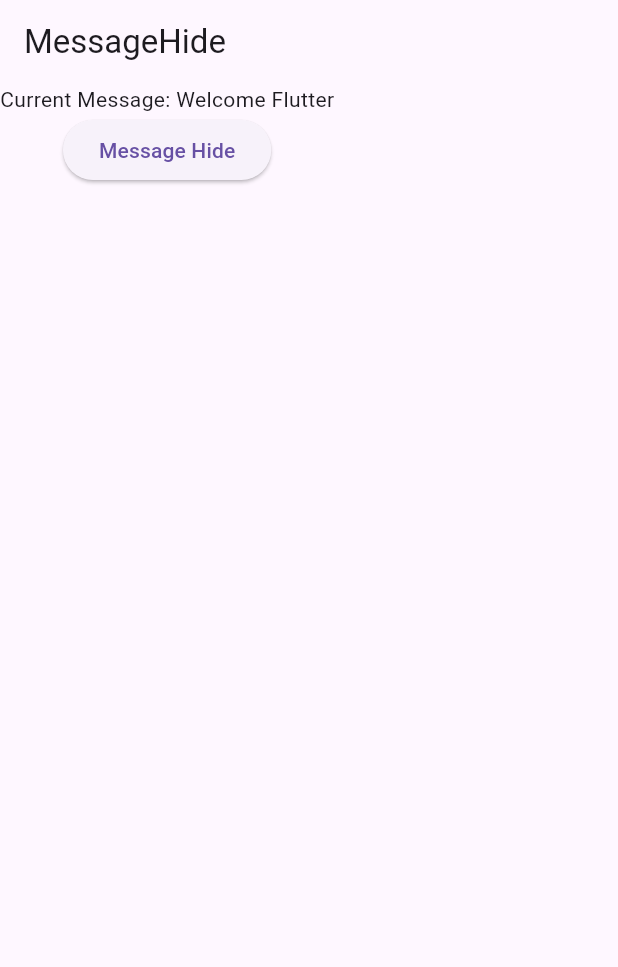
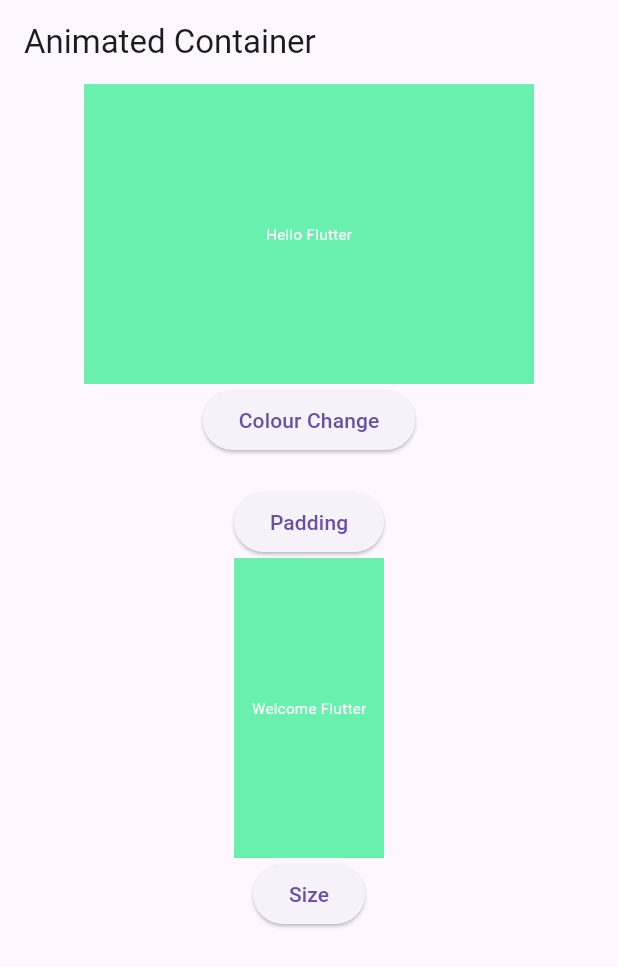
Before and after one commit to sombir0381/partice_ptojects, a Flutter app: the screen it shows after launch, on a phone screen of 412 x 824 dp. Shown: the top 967 px of the screen. Run offline on Flutter 3.47's test engine with Material 3 defaults, Android fonts, the phone set to English and light mode, and no system bars; our stand-ins replace geolocator, image_picker, permission_handler, shared_preferences.

Commit message:
Animation partice

```diff
--- /dev/null
+++ b/lib/Animations/Animated_Container.dart
@@ -0,0 +1,99 @@
+import 'package:flutter/material.dart';
+
+class Animated_Container extends StatefulWidget {
+  const Animated_Container({super.key});
+
+  @override
+  State<Animated_Container> createState() => _Animated_ContainerState();
+}
+
+class _Animated_ContainerState extends State<Animated_Container> {
+  bool isAnimated=false ;
+  bool isSize=false;
+  bool isPadding=false;
+  @override
+  Widget build(BuildContext context) {
+    return Scaffold(
+      appBar: AppBar(
+        title: Text("Animated Container"),
+      ),
+
+      body: Column(
+        children: [
+          Center(
+            child: AnimatedContainer
+              (duration: const Duration(seconds: 1),
+              curve: Curves.easeInOut,
+              height: 200,
+             width: 300,
+              decoration: BoxDecoration(
+                color: isAnimated?Colors.teal:Colors.greenAccent,
+                borderRadius: BorderRadius.circular(isAnimated?50:0)
+
+              ),child: Center(
+                child: Text("Hello Flutter",
+                 style: TextStyle(
+                   fontSize:isAnimated?20:10,
+                   color: Colors.white
+                 ),
+                ),
+              ),
+            )
+
+          ),
+          ElevatedButton(onPressed: (){
+            setState(() {
+              isAnimated=!isAnimated;
+            });
+          },
+              child: Text("Colour Change")),
+
+          AnimatedPadding(padding:EdgeInsets.all(isPadding ? 40 : 10) ,
+              duration: Duration(seconds: 1),
+            curve: Curves.easeInOut,
+
+
+
+          ),
+          ElevatedButton(onPressed: (){
+            setState(() {
+              isPadding=!isPadding;
+            });
+          },
+              child: Text("Padding")),
+
+
+
+          AnimatedContainer(
+              duration: Duration(seconds: 1),
+            curve: Curves.easeInOut,
+
+            height: isSize? 300:200,
+            width: isSize?200:100,
+              decoration: BoxDecoration(
+                  color: isSize?Colors.teal:Colors.greenAccent,
+                  borderRadius: BorderRadius.circular(isSize?50:0),
+
+
+              ),
+            child: Center(
+              child: Text("Welcome Flutter",
+                style: TextStyle(
+                    fontSize:isSize?20:10,
+                    color: Colors.white
+                ),
+              ),
+            ),
+
+          ),
+          ElevatedButton(onPressed: (){
+            setState(() {
+              isSize=!isSize;
+            });
+          },
+              child: Text("Size"))
+        ],
+      ),
+    );
+  }
+}
--- a/lib/main.dart
+++ b/lib/main.dart
@@ -23,20 +23,25 @@
 import 'package:partice_ptojects/ProviderScreens/LightMode_Provider.dart';
 import 'package:partice_ptojects/ProviderScreens/ConditionalRendering_Provider.dart';
 import 'package:partice_ptojects/Providers/ConditionalRendering.dart';
+import 'package:partice_ptojects/Animations/Animated_Container.dart';
 
 
 
 
 
 
-void main() {
-  runApp(
-      ChangeNotifierProvider(
-        create:(context)=>
-            messageHide(),
-        child:const MYApp(),
-      )
-  );
+// void main() {
+//   runApp(
+//       ChangeNotifierProvider(
+//         create:(context)=>
+//             messageHide(),
+//         child:const MYApp(),
+//       )
+//   );
+// }
+
+void main (){
+  runApp(MYApp());
 }
 
 class MYApp extends StatefulWidget {
@@ -51,7 +56,7 @@
   Widget build(BuildContext context) {
     return const MaterialApp(
       debugShowCheckedModeBanner: false,
-      home: ConditionalrenderingProvider(),
+      home: Animated_Container(),
     );
   }
 }
```
